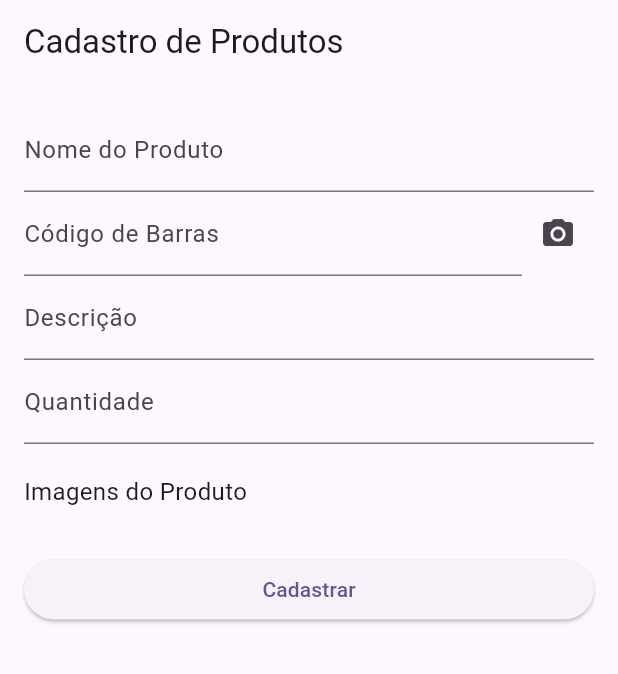
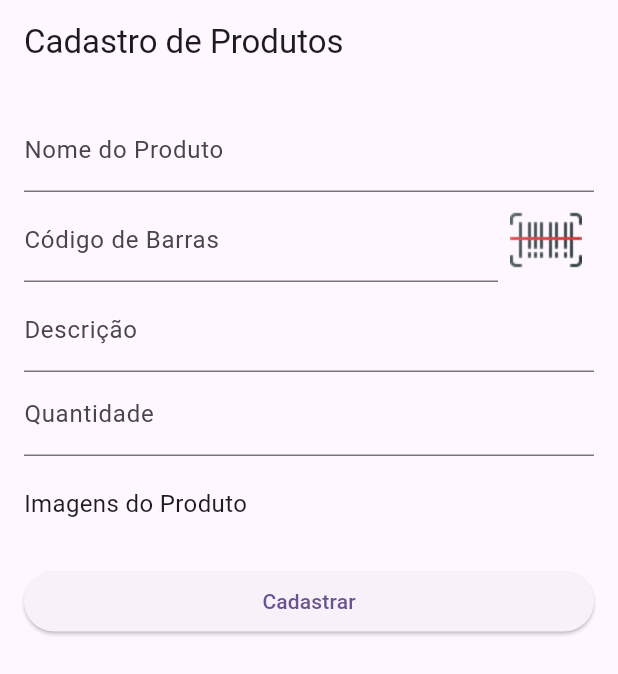
Before and after one commit to MiliceMuhate/flutter_bar_code_scanner, a Flutter app: the screen it shows after launch, on a phone screen of 412 x 824 dp. Shown: the top 674 px of the screen. Run offline on Flutter 3.47's test engine with Material 3 defaults, Android fonts, the phone set to English and light mode, and no system bars; our stand-ins replace bloc, equatable; missing offline and left inert: flutter_barcode_scanner.

Commit message:
project fixed and runnig

```diff
--- a/lib/presentation/bloc/acoes.dart
+++ b/lib/presentation/bloc/acoes.dart
@@ -2,8 +2,6 @@ import 'package:bar_code_scanner/presentation/widgets/add_form.dart';
 import 'package:flutter/material.dart';
 import 'package:flutter/services.dart';
 import 'package:flutter_barcode_scanner/flutter_barcode_scanner.dart';
-
-String scannerResult = '';
 
 //scan function
 Future<void> scanCode() async {
@@ -14,7 +12,9 @@ Future<void> scanCode() async {
   } on PlatformException {
     barCodeResult = 'Falha ao Scanear';
   }
-  scannerResult = barCodeResult;
+  if (barCodeResult.isNotEmpty) {
+    barcodeController.text = barCodeResult;
+  }
 }
 
 Widget buildImageList() {
--- a/lib/presentation/widgets/add_form.dart
+++ b/lib/presentation/widgets/add_form.dart
@@ -30,7 +30,7 @@ Widget addform() {
             Expanded(
               child: TextFormField(
                 controller: barcodeController,
-                decoration: InputDecoration(labelText: 'Código de Barras'),
+                decoration: const InputDecoration(labelText: 'Código de Barras'),
                 validator: (value) {
                   if (value!.isEmpty) {
                     return 'Por favor, insira o código de barras';
@@ -39,8 +39,8 @@ Widget addform() {
                 },
               ),
             ),
-            const IconButton(
-              icon: Icon(Icons.camera_alt),
+            IconButton(
+              icon: Image.asset("assets/icons/barcode.png"),
               onPressed: scanCode,
             ),
           ],
@@ -65,7 +65,7 @@ Widget addform() {
         const SizedBox(height: 10.0),
         buildImageList(),
         const SizedBox(height: 20.0),
-        ElevatedButton(
+        const ElevatedButton(
           onPressed: submitForm,
           child: Text('Cadastrar'),
         ),
--- a/pubspec.yaml
+++ b/pubspec.yaml
@@ -63,9 +63,9 @@ flutter:
   uses-material-design: true
 
   # To add assets to your application, add an assets section, like this:
-  # assets:
-  #   - images/a_dot_burr.jpeg
-  #   - images/a_dot_ham.jpeg
+  assets:
+    - assets/icons/barcode.png
+    # - images/a_dot_ham.jpeg
 
   # An image asset can refer to one or more resolution-specific "variants", see
   # https://flutter.dev/assets-and-images/#resolution-aware
```
Also changed, not shown: assets/icons/barcode.png (added), pubspec.lock, 4 other files. Lines whose indentation alone changed are shown as unchanged.
